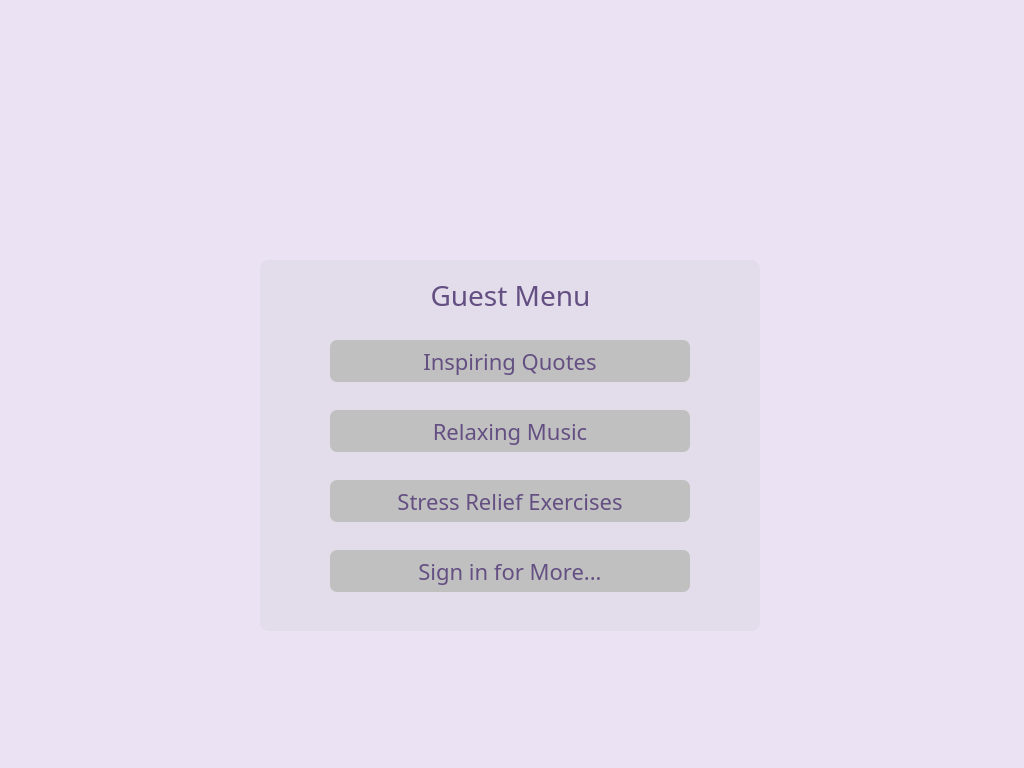
The window that static/guest.ui (lakshmivishal9496/Soft-Health) describes before a commit, drawn with Qt 5.
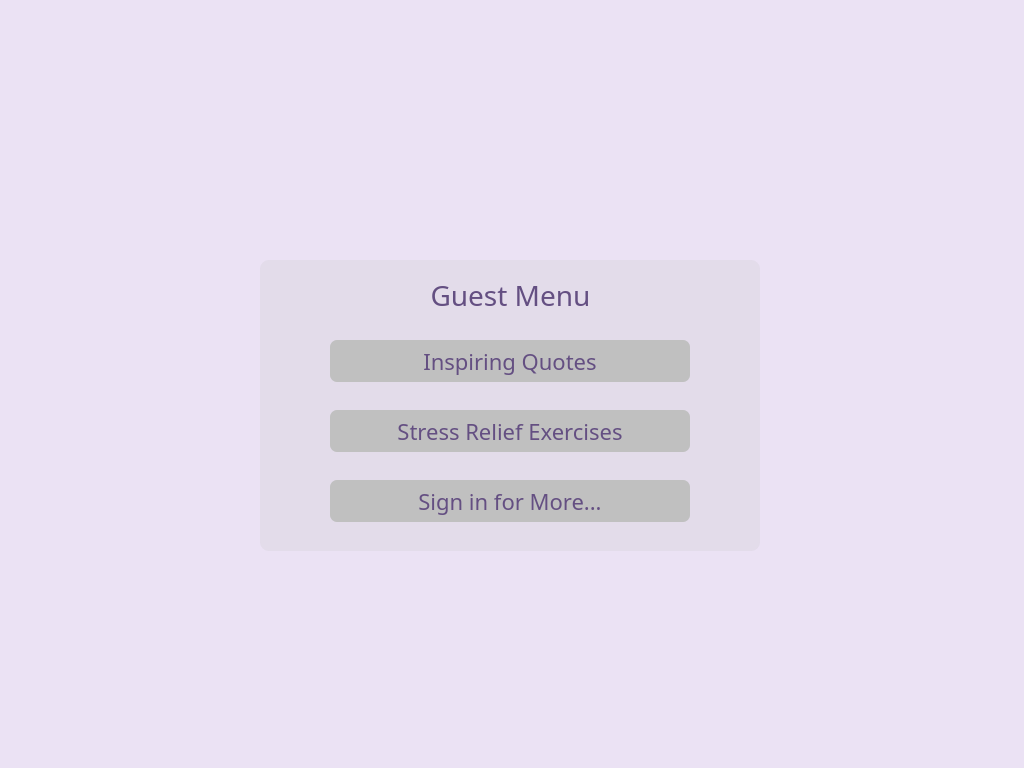
The same window after the commit. Icons and pictures are not drawn.

Commit message: implementing music app and removing button from guest menu

Diff of the .ui file:
```diff
--- a/static/guest.ui
+++ b/static/guest.ui
@@ -42,7 +42,7 @@
      <x>260</x>
      <y>260</y>
      <width>500</width>
-     <height>371</height>
+     <height>291</height>
     </rect>
    </property>
    <property name="styleSheet">
@@ -76,45 +76,11 @@
      <set>Qt::AlignCenter</set>
     </property>
    </widget>
-   <widget class="QPushButton" name="music_btn">
-    <property name="geometry">
-     <rect>
-      <x>70</x>
-      <y>150</y>
-      <width>360</width>
-      <height>42</height>
-     </rect>
-    </property>
-    <property name="font">
-     <font>
-      <family>Sura</family>
-      <pointsize>1</pointsize>
-      <weight>50</weight>
-      <bold>false</bold>
-     </font>
-    </property>
-    <property name="styleSheet">
-     <string notr="true">QPushButton#music_btn{
-background-color:rgb(192, 192, 192);
-color: rgb(100, 79, 130);
-font-size: 22px;
-border-radius : 7px;
-font-family:Sura;
-font-weight:400;
-}
-QPushButton#music_btn: pressed {
-background-color: rgb(117, 71, 255);
-}</string>
-    </property>
-    <property name="text">
-     <string>Relaxing Music</string>
-    </property>
-   </widget>
    <widget class="QPushButton" name="signupmore_btn">
     <property name="geometry">
      <rect>
       <x>70</x>
-      <y>290</y>
+      <y>220</y>
       <width>360</width>
       <height>42</height>
      </rect>
@@ -149,7 +115,7 @@
     <property name="geometry">
      <rect>
       <x>70</x>
-      <y>220</y>
+      <y>150</y>
       <width>360</width>
       <height>42</height>
      </rect>
```
The commit also changes 7 other files.
